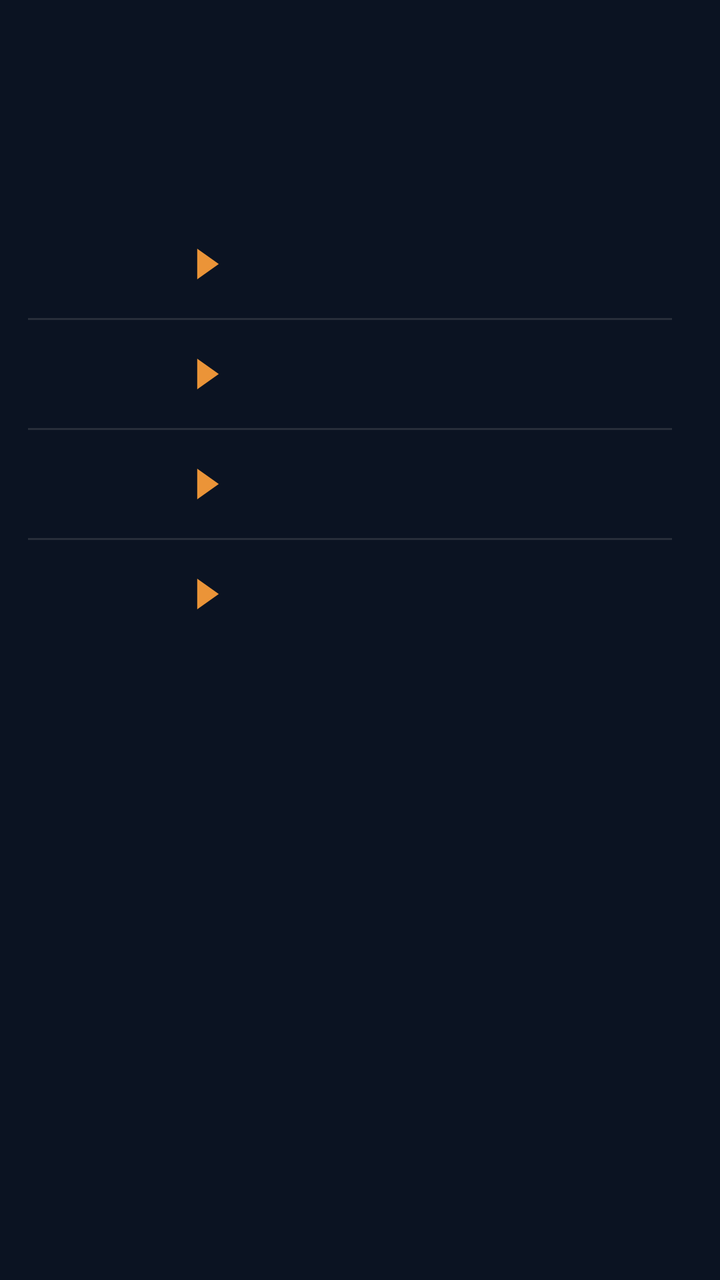
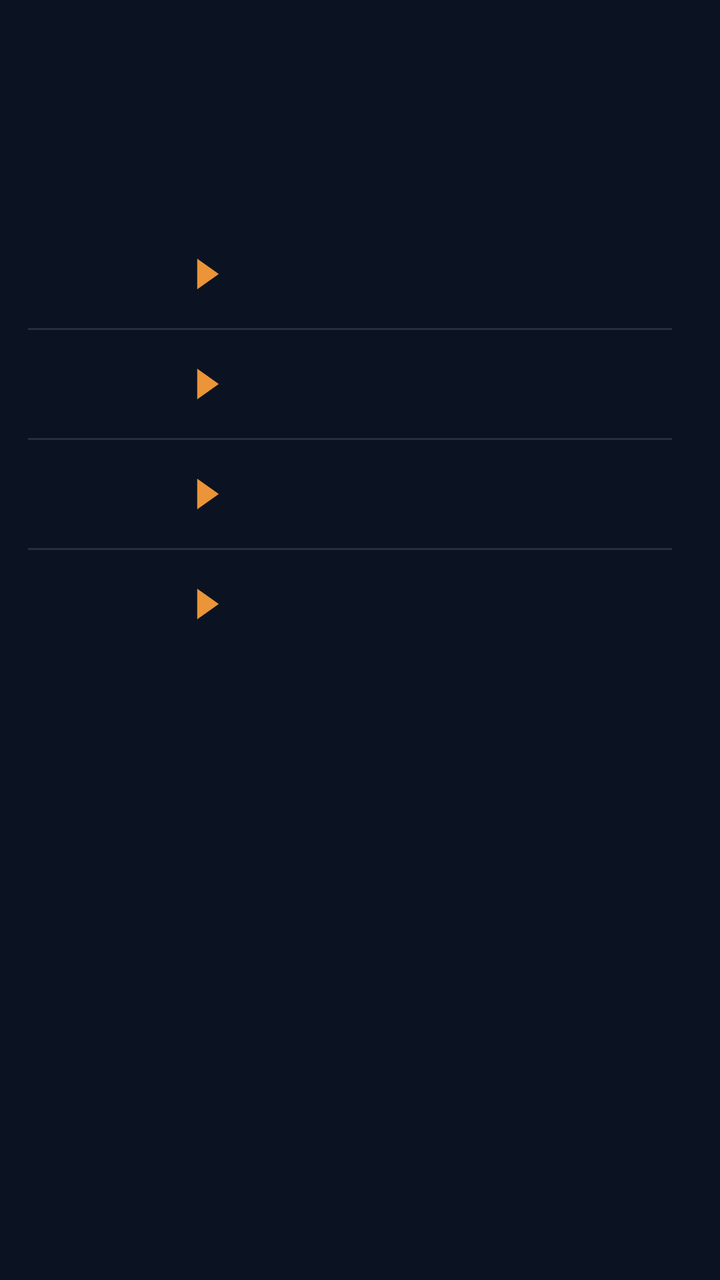

Compare the two renders of this Android layout. The source of the first and the diff that turns it into the second are given below.
<!-- AndroidManifest.xml: application theme AppTheme -->
<!-- res/layout/widget_k4.xml -->
<?xml version="1.0" encoding="utf-8"?>
<FrameLayout
    xmlns:android="http://schemas.android.com/apk/res/android"
    android:id="@+id/root"
    android:layout_width="match_parent"
    android:layout_height="match_parent"
    android:padding="0dp">

    <LinearLayout
        android:layout_width="match_parent"
        android:layout_height="wrap_content"
        android:orientation="vertical">
        
        <FrameLayout
            android:layout_width="match_parent"
            android:layout_height="wrap_content">
            <ImageView
                android:id="@+id/clk_glass"
                android:layout_width="match_parent"
                android:layout_height="match_parent"
                android:importantForAccessibility="no"
                android:scaleType="fitXY" />
            <LinearLayout
                android:layout_width="match_parent"
                android:layout_height="94dp"
                android:background="@drawable/cur_clocks"
                android:clipToOutline="true"
                android:orientation="horizontal"
                android:padding="1dp">
            <FrameLayout
                android:layout_width="0dp"
                android:layout_height="match_parent"
                android:layout_weight="1">
                <ImageView
                    android:id="@+id/clk_bg_0"
                    android:layout_width="match_parent"
                    android:layout_height="match_parent"
                    android:scaleType="fitXY" />
                <LinearLayout
                    android:layout_width="match_parent"
                    android:layout_height="match_parent"
                    android:orientation="vertical"
                    android:gravity="center"
                    android:paddingStart="2dp"
                    android:paddingEnd="2dp">
                    <ImageView
                        android:id="@+id/clk_day_0"
                        android:layout_width="match_parent"
                        android:layout_height="16dp"
                        android:scaleType="fitCenter" />
                    <ImageView
                        android:id="@+id/clk_time_0"
                        android:layout_width="match_parent"
                        android:layout_height="30dp"
                        android:scaleType="fitCenter" />
                    <ImageView
                        android:id="@+id/clk_city_0"
                        android:layout_width="match_parent"
                        android:layout_height="16dp"
                        android:layout_marginTop="-3dp"
                        android:scaleType="fitCenter" />
                </LinearLayout>
            </FrameLayout>
            <FrameLayout
                android:layout_width="0dp"
                android:layout_height="match_parent"
                android:layout_weight="1">
                <ImageView
                    android:id="@+id/clk_bg_1"
                    android:layout_width="match_parent"
                    android:layout_height="match_parent"
                    android:scaleType="fitXY" />
                <LinearLayout
                    android:layout_width="match_parent"
                    android:layout_height="match_parent"
                    android:orientation="vertical"
                    android:gravity="center"
                    android:paddingStart="2dp"
                    android:paddingEnd="2dp">
                    <ImageView
                        android:id="@+id/clk_day_1"
                        android:layout_width="match_parent"
                        android:layout_height="16dp"
                        android:scaleType="fitCenter" />
                    <ImageView
                        android:id="@+id/clk_time_1"
                        android:layout_width="match_parent"
                        android:layout_height="30dp"
                        android:scaleType="fitCenter" />
                    <ImageView
                        android:id="@+id/clk_city_1"
                        android:layout_width="match_parent"
                        android:layout_height="16dp"
                        android:layout_marginTop="-3dp"
                        android:scaleType="fitCenter" />
                </LinearLayout>
            </FrameLayout>
            <FrameLayout
                android:layout_width="0dp"
                android:layout_height="match_parent"
                android:layout_weight="1">
                <ImageView
                    android:id="@+id/clk_bg_2"
                    android:layout_width="match_parent"
                    android:layout_height="match_parent"
                    android:scaleType="fitXY" />
                <LinearLayout
                    android:layout_width="match_parent"
                    android:layout_height="match_parent"
                    android:orientation="vertical"
                    android:gravity="center"
                    android:paddingStart="2dp"
                    android:paddingEnd="2dp">
                    <ImageView
                        android:id="@+id/clk_day_2"
                        android:layout_width="match_parent"
                        android:layout_height="16dp"
                        android:scaleType="fitCenter" />
                    <ImageView
                        android:id="@+id/clk_time_2"
                        android:layout_width="match_parent"
                        android:layout_height="30dp"
                        android:scaleType="fitCenter" />
                    <ImageView
                        android:id="@+id/clk_city_2"
                        android:layout_width="match_parent"
                        android:layout_height="16dp"
                        android:layout_marginTop="-3dp"
                        android:scaleType="fitCenter" />
                </LinearLayout>
            </FrameLayout>
            <FrameLayout
                android:layout_width="0dp"
                android:layout_height="match_parent"
                android:layout_weight="1">
                <ImageView
                    android:id="@+id/clk_bg_3"
                    android:layout_width="match_parent"
                    android:layout_height="match_parent"
                    android:scaleType="fitXY" />
                <LinearLayout
                    android:layout_width="match_parent"
                    android:layout_height="match_parent"
                    android:orientation="vertical"
                    android:gravity="center"
                    android:paddingStart="2dp"
                    android:paddingEnd="2dp">
                    <ImageView
                        android:id="@+id/clk_day_3"
                        android:layout_width="match_parent"
                        android:layout_height="16dp"
                        android:scaleType="fitCenter" />
                    <ImageView
                        android:id="@+id/clk_time_3"
                        android:layout_width="match_parent"
                        android:layout_height="30dp"
                        android:scaleType="fitCenter" />
                    <ImageView
                        android:id="@+id/clk_city_3"
                        android:layout_width="match_parent"
                        android:layout_height="16dp"
                        android:layout_marginTop="-3dp"
                        android:scaleType="fitCenter" />
                </LinearLayout>
            </FrameLayout>
            </LinearLayout>
            <ImageView
                android:id="@+id/clk_rim"
                android:layout_width="match_parent"
                android:layout_height="match_parent"
                android:importantForAccessibility="no"
                android:scaleType="fitXY" />
        </FrameLayout>
        
        <FrameLayout
            android:layout_width="match_parent"
            android:layout_height="wrap_content"
            android:layout_marginTop="7dp">
            <ImageView
                android:id="@+id/rates_bg"
                android:layout_width="match_parent"
                android:layout_height="match_parent"
                android:importantForAccessibility="no"
                android:scaleType="fitXY" />
            <LinearLayout
                android:layout_width="match_parent"
                android:layout_height="wrap_content"
                android:background="@drawable/cur_clocks"
                android:clipToOutline="true"
                android:orientation="vertical"
                android:paddingTop="4dp"
                android:paddingBottom="4dp">
            <FrameLayout
                android:id="@+id/row_0"
                android:layout_width="match_parent"
                android:layout_height="54dp"
                android:foreground="?android:attr/selectableItemBackground">
                
                <ImageView
                    android:id="@+id/trend_0"
                    android:layout_width="match_parent"
                    android:layout_height="match_parent"
                    android:scaleType="fitXY" />
                <LinearLayout
                    android:layout_width="match_parent"
                    android:layout_height="match_parent"
                    android:orientation="horizontal"
                    android:gravity="center_vertical"
                    android:paddingStart="14dp"
                    android:paddingEnd="24dp">
                    <LinearLayout
                        android:layout_width="wrap_content"
                        android:layout_height="wrap_content"
                        android:orientation="horizontal"
                        android:gravity="center_vertical">
                        <ImageView
                            android:id="@+id/fl_a_0"
                            android:layout_width="30dp"
                            android:layout_height="30dp"
                            android:scaleType="fitCenter" />
                        
                        <ImageView
                            android:id="@+id/code_a_0"
                            android:layout_width="40dp"
                            android:layout_height="22dp"
                            android:layout_marginStart="6dp"
                            android:scaleType="fitStart" />
                        <ImageView
                            android:id="@+id/arrow_0"
                            android:layout_width="12dp"
                            android:layout_height="16dp"
                            android:src="@drawable/cur_arrow"
                            android:layout_marginStart="8dp"
                            android:layout_marginEnd="10dp"
                            android:scaleType="fitCenter" />
                        <ImageView
                            android:id="@+id/fl_b_0"
                            android:layout_width="30dp"
                            android:layout_height="30dp"
                            android:scaleType="fitCenter" />
                        <ImageView
                            android:id="@+id/code_b_0"
                            android:layout_width="wrap_content"
                            android:layout_height="22dp"
                            android:adjustViewBounds="true"
                            android:layout_marginStart="6dp"
                            android:scaleType="fitStart" />
                    </LinearLayout>
                    <FrameLayout
                        android:layout_width="0dp"
                        android:layout_height="1dp"
                        android:layout_weight="1" />
                    
                    <LinearLayout
                        android:layout_width="wrap_content"
                        android:layout_height="wrap_content"
                        android:orientation="vertical"
                        android:layout_marginStart="6dp">
                        <LinearLayout
                            android:layout_width="wrap_content"
                            android:layout_height="16dp"
                            android:orientation="horizontal"
                            android:gravity="center_vertical">
                            <ImageView
                                android:id="@+id/mkt_val_0"
                                android:layout_width="56dp"
                                android:layout_height="15.6dp"
                                android:scaleType="fitEnd" />
                            <ImageView
                                android:id="@+id/mkt_lbl_0"
                                android:layout_width="38dp"
                                android:layout_height="14.3dp"
                                android:layout_marginStart="6dp"
                                android:scaleType="fitEnd" />
                        </LinearLayout>
                        <LinearLayout
                            android:layout_width="wrap_content"
                            android:layout_height="16dp"
                            android:orientation="horizontal"
                            android:gravity="center_vertical"
                            android:layout_marginTop="2dp">
                            <ImageView
                                android:id="@+id/visa_val_0"
                                android:layout_width="56dp"
                                android:layout_height="15.6dp"
                                android:scaleType="fitEnd" />
                            <ImageView
                                android:id="@+id/visa_logo_0"
                                android:layout_width="38dp"
                                android:layout_height="16dp"
                                android:layout_marginStart="6dp"
                                android:scaleType="fitEnd" />
                        </LinearLayout>
                    </LinearLayout>
                </LinearLayout>
            </FrameLayout>
            <ImageView
                android:id="@+id/div_1"
                android:layout_width="match_parent"
                android:layout_height="1dp"
                android:layout_marginStart="14dp"
                android:layout_marginEnd="24dp"
                android:importantForAccessibility="no"
                android:scaleType="fitXY"
                android:src="@drawable/cur_div" />
            <FrameLayout
                android:id="@+id/row_1"
                android:layout_width="match_parent"
                android:layout_height="54dp"
                android:foreground="?android:attr/selectableItemBackground">
                
                <ImageView
                    android:id="@+id/trend_1"
                    android:layout_width="match_parent"
                    android:layout_height="match_parent"
                    android:scaleType="fitXY" />
                <LinearLayout
                    android:layout_width="match_parent"
                    android:layout_height="match_parent"
                    android:orientation="horizontal"
                    android:gravity="center_vertical"
                    android:paddingStart="14dp"
                    android:paddingEnd="24dp">
                    <LinearLayout
                        android:layout_width="wrap_content"
                        android:layout_height="wrap_content"
                        android:orientation="horizontal"
                        android:gravity="center_vertical">
                        <ImageView
                            android:id="@+id/fl_a_1"
                            android:layout_width="30dp"
                            android:layout_height="30dp"
                            android:scaleType="fitCenter" />
                        
                        <ImageView
                            android:id="@+id/code_a_1"
                            android:layout_width="40dp"
                            android:layout_height="22dp"
                            android:layout_marginStart="6dp"
                            android:scaleType="fitStart" />
                        <ImageView
                            android:id="@+id/arrow_1"
                            android:layout_width="12dp"
                            android:layout_height="16dp"
                            android:src="@drawable/cur_arrow"
                            android:layout_marginStart="8dp"
                            android:layout_marginEnd="10dp"
                            android:scaleType="fitCenter" />
                        <ImageView
                            android:id="@+id/fl_b_1"
                            android:layout_width="30dp"
                            android:layout_height="30dp"
                            android:scaleType="fitCenter" />
                        <ImageView
                            android:id="@+id/code_b_1"
                            android:layout_width="wrap_content"
                            android:layout_height="22dp"
                            android:adjustViewBounds="true"
                            android:layout_marginStart="6dp"
                            android:scaleType="fitStart" />
                    </LinearLayout>
                    <FrameLayout
                        android:layout_width="0dp"
                        android:layout_height="1dp"
                        android:layout_weight="1" />
                    
                    <LinearLayout
                        android:layout_width="wrap_content"
                        android:layout_height="wrap_content"
                        android:orientation="vertical"
                        android:layout_marginStart="6dp">
                        <LinearLayout
                            android:layout_width="wrap_content"
                            android:layout_height="16dp"
                            android:orientation="horizontal"
                            android:gravity="center_vertical">
                            <ImageView
                                android:id="@+id/mkt_val_1"
                                android:layout_width="56dp"
                                android:layout_height="15.6dp"
                                android:scaleType="fitEnd" />
                            <ImageView
                                android:id="@+id/mkt_lbl_1"
                                android:layout_width="38dp"
                                android:layout_height="14.3dp"
                                android:layout_marginStart="6dp"
                                android:scaleType="fitEnd" />
                        </LinearLayout>
                        <LinearLayout
                            android:layout_width="wrap_content"
                            android:layout_height="16dp"
                            android:orientation="horizontal"
                            android:gravity="center_vertical"
                            android:layout_marginTop="2dp">
                            <ImageView
                                android:id="@+id/visa_val_1"
                                android:layout_width="56dp"
                                android:layout_height="15.6dp"
                                android:scaleType="fitEnd" />
                            <ImageView
                                android:id="@+id/visa_logo_1"
                                android:layout_width="38dp"
                                android:layout_height="16dp"
                                android:layout_marginStart="6dp"
                                android:scaleType="fitEnd" />
                        </LinearLayout>
                    </LinearLayout>
                </LinearLayout>
            </FrameLayout>
            <ImageView
                android:id="@+id/div_2"
                android:layout_width="match_parent"
                android:layout_height="1dp"
                android:layout_marginStart="14dp"
                android:layout_marginEnd="24dp"
                android:importantForAccessibility="no"
                android:scaleType="fitXY"
                android:src="@drawable/cur_div" />
            <FrameLayout
                android:id="@+id/row_2"
                android:layout_width="match_parent"
                android:layout_height="54dp"
                android:foreground="?android:attr/selectableItemBackground">
                
                <ImageView
                    android:id="@+id/trend_2"
                    android:layout_width="match_parent"
                    android:layout_height="match_parent"
                    android:scaleType="fitXY" />
                <LinearLayout
                    android:layout_width="match_parent"
                    android:layout_height="match_parent"
                    android:orientation="horizontal"
                    android:gravity="center_vertical"
                    android:paddingStart="14dp"
                    android:paddingEnd="24dp">
                    <LinearLayout
                        android:layout_width="wrap_content"
                        android:layout_height="wrap_content"
                        android:orientation="horizontal"
                        android:gravity="center_vertical">
                        <ImageView
                            android:id="@+id/fl_a_2"
                            android:layout_width="30dp"
                            android:layout_height="30dp"
                            android:scaleType="fitCenter" />
                        
                        <ImageView
                            android:id="@+id/code_a_2"
                            android:layout_width="40dp"
                            android:layout_height="22dp"
                            android:layout_marginStart="6dp"
                            android:scaleType="fitStart" />
                        <ImageView
                            android:id="@+id/arrow_2"
                            android:layout_width="12dp"
                            android:layout_height="16dp"
                            android:src="@drawable/cur_arrow"
                            android:layout_marginStart="8dp"
                            android:layout_marginEnd="10dp"
                            android:scaleType="fitCenter" />
                        <ImageView
                            android:id="@+id/fl_b_2"
                            android:layout_width="30dp"
                            android:layout_height="30dp"
                            android:scaleType="fitCenter" />
                        <ImageView
                            android:id="@+id/code_b_2"
                            android:layout_width="wrap_content"
                            android:layout_height="22dp"
                            android:adjustViewBounds="true"
                            android:layout_marginStart="6dp"
                            android:scaleType="fitStart" />
                    </LinearLayout>
                    <FrameLayout
                        android:layout_width="0dp"
                        android:layout_height="1dp"
                        android:layout_weight="1" />
                    
                    <LinearLayout
                        android:layout_width="wrap_content"
                        android:layout_height="wrap_content"
                        android:orientation="vertical"
                        android:layout_marginStart="6dp">
                        <LinearLayout
                            android:layout_width="wrap_content"
                            android:layout_height="16dp"
                            android:orientation="horizontal"
                            android:gravity="center_vertical">
                            <ImageView
                                android:id="@+id/mkt_val_2"
                                android:layout_width="56dp"
                                android:layout_height="15.6dp"
                                android:scaleType="fitEnd" />
                            <ImageView
                                android:id="@+id/mkt_lbl_2"
                                android:layout_width="38dp"
                                android:layout_height="14.3dp"
                                android:layout_marginStart="6dp"
                                android:scaleType="fitEnd" />
                        </LinearLayout>
                        <LinearLayout
                            android:layout_width="wrap_content"
                            android:layout_height="16dp"
                            android:orientation="horizontal"
                            android:gravity="center_vertical"
                            android:layout_marginTop="2dp">
                            <ImageView
                                android:id="@+id/visa_val_2"
                                android:layout_width="56dp"
                                android:layout_height="15.6dp"
                                android:scaleType="fitEnd" />
                            <ImageView
                                android:id="@+id/visa_logo_2"
                                android:layout_width="38dp"
                                android:layout_height="16dp"
                                android:layout_marginStart="6dp"
                                android:scaleType="fitEnd" />
                        </LinearLayout>
                    </LinearLayout>
                </LinearLayout>
            </FrameLayout>
            <ImageView
                android:id="@+id/div_3"
                android:layout_width="match_parent"
                android:layout_height="1dp"
                android:layout_marginStart="14dp"
                android:layout_marginEnd="24dp"
                android:importantForAccessibility="no"
                android:scaleType="fitXY"
                android:src="@drawable/cur_div" />
            <FrameLayout
                android:id="@+id/row_3"
                android:layout_width="match_parent"
                android:layout_height="54dp"
                android:foreground="?android:attr/selectableItemBackground">
                
                <ImageView
                    android:id="@+id/trend_3"
                    android:layout_width="match_parent"
                    android:layout_height="match_parent"
                    android:scaleType="fitXY" />
                <LinearLayout
                    android:layout_width="match_parent"
                    android:layout_height="match_parent"
                    android:orientation="horizontal"
                    android:gravity="center_vertical"
                    android:paddingStart="14dp"
                    android:paddingEnd="24dp">
                    <LinearLayout
                        android:layout_width="wrap_content"
                        android:layout_height="wrap_content"
                        android:orientation="horizontal"
                        android:gravity="center_vertical">
                        <ImageView
                            android:id="@+id/fl_a_3"
                            android:layout_width="30dp"
                            android:layout_height="30dp"
                            android:scaleType="fitCenter" />
                        
                        <ImageView
                            android:id="@+id/code_a_3"
                            android:layout_width="40dp"
                            android:layout_height="22dp"
                            android:layout_marginStart="6dp"
                            android:scaleType="fitStart" />
                        <ImageView
                            android:id="@+id/arrow_3"
                            android:layout_width="12dp"
                            android:layout_height="16dp"
                            android:src="@drawable/cur_arrow"
                            android:layout_marginStart="8dp"
                            android:layout_marginEnd="10dp"
                            android:scaleType="fitCenter" />
                        <ImageView
                            android:id="@+id/fl_b_3"
                            android:layout_width="30dp"
                            android:layout_height="30dp"
                            android:scaleType="fitCenter" />
                        <ImageView
                            android:id="@+id/code_b_3"
                            android:layout_width="wrap_content"
                            android:layout_height="22dp"
                            android:adjustViewBounds="true"
                            android:layout_marginStart="6dp"
                            android:scaleType="fitStart" />
                    </LinearLayout>
                    <FrameLayout
                        android:layout_width="0dp"
                        android:layout_height="1dp"
                        android:layout_weight="1" />
                    
                    <LinearLayout
                        android:layout_width="wrap_content"
                        android:layout_height="wrap_content"
                        android:orientation="vertical"
                        android:layout_marginStart="6dp">
                        <LinearLayout
                            android:layout_width="wrap_content"
                            android:layout_height="16dp"
                            android:orientation="horizontal"
                            android:gravity="center_vertical">
                            <ImageView
                                android:id="@+id/mkt_val_3"
                                android:layout_width="56dp"
                                android:layout_height="15.6dp"
                                android:scaleType="fitEnd" />
                            <ImageView
                                android:id="@+id/mkt_lbl_3"
                                android:layout_width="38dp"
                                android:layout_height="14.3dp"
                                android:layout_marginStart="6dp"
                                android:scaleType="fitEnd" />
                        </LinearLayout>
                        <LinearLayout
                            android:layout_width="wrap_content"
                            android:layout_height="16dp"
                            android:orientation="horizontal"
                            android:gravity="center_vertical"
                            android:layout_marginTop="2dp">
                            <ImageView
                                android:id="@+id/visa_val_3"
                                android:layout_width="56dp"
                                android:layout_height="15.6dp"
                                android:scaleType="fitEnd" />
                            <ImageView
                                android:id="@+id/visa_logo_3"
                                android:layout_width="38dp"
                                android:layout_height="16dp"
                                android:layout_marginStart="6dp"
                                android:scaleType="fitEnd" />
                        </LinearLayout>
                    </LinearLayout>
                </LinearLayout>
            </FrameLayout>
            </LinearLayout>
        </FrameLayout>
    </LinearLayout>
</FrameLayout>
<!-- resources referenced by this layout -->
<resources>
  <!-- drawable cur_arrow (drawable) -->
  <?xml version="1.0" encoding="utf-8"?>
  <vector xmlns:android="http://schemas.android.com/apk/res/android" android:width="20dp" android:height="26dp" android:viewportWidth="20" android:viewportHeight="26">
      <path android:fillColor="#FFEB9438" android:pathData="M1,0L1,26L19,13Z" />
  </vector>
  <!-- drawable cur_clocks (drawable) -->
  <?xml version="1.0" encoding="utf-8"?>
  <shape xmlns:android="http://schemas.android.com/apk/res/android" android:shape="rectangle">
      <solid android:color="#00000000" />
      <corners android:radius="@dimen/widget_radius" />
  </shape>
  <!-- drawable cur_div (drawable) -->
  <?xml version="1.0" encoding="utf-8"?>
  <shape xmlns:android="http://schemas.android.com/apk/res/android" android:shape="rectangle">
      <solid android:color="#1FF0EBE4" />
  </shape>
  <style name="AppTheme" parent="@android:style/Theme.DeviceDefault.NoActionBar">
          <item name="android:colorAccent">#DF8B35</item>
          <item name="android:colorControlActivated">#DF8B35</item>
          <item name="android:windowBackground">#0B1322</item>
          <item name="android:statusBarColor">#0E111A</item>
          <item name="android:navigationBarColor">#0B1322</item>
          <item name="android:textColorHint">#718096</item>
      </style>
  <dimen name="widget_radius">28dp</dimen>
</resources>

<!-- the commit's change to res/layout/widget_k4.xml (unified diff, before → after) -->
@@ -175,7 +175,7 @@
         <FrameLayout
             android:layout_width="match_parent"
             android:layout_height="wrap_content"
-            android:layout_marginTop="7dp">
+            android:layout_marginTop="12dp">
             <ImageView
                 android:id="@+id/rates_bg"
                 android:layout_width="match_parent"
@@ -195,12 +195,6 @@
                 android:layout_width="match_parent"
                 android:layout_height="54dp"
                 android:foreground="?android:attr/selectableItemBackground">
-                
-                <ImageView
-                    android:id="@+id/trend_0"
-                    android:layout_width="match_parent"
-                    android:layout_height="match_parent"
-                    android:scaleType="fitXY" />
                 <LinearLayout
                     android:layout_width="match_parent"
                     android:layout_height="match_parent"
@@ -308,12 +302,6 @@
                 android:layout_width="match_parent"
                 android:layout_height="54dp"
                 android:foreground="?android:attr/selectableItemBackground">
-                
-                <ImageView
-                    android:id="@+id/trend_1"
-                    android:layout_width="match_parent"
-                    android:layout_height="match_parent"
-                    android:scaleType="fitXY" />
                 <LinearLayout
                     android:layout_width="match_parent"
                     android:layout_height="match_parent"
@@ -421,12 +409,6 @@
                 android:layout_width="match_parent"
                 android:layout_height="54dp"
                 android:foreground="?android:attr/selectableItemBackground">
-                
-                <ImageView
-                    android:id="@+id/trend_2"
-                    android:layout_width="match_parent"
-                    android:layout_height="match_parent"
-                    android:scaleType="fitXY" />
                 <LinearLayout
                     android:layout_width="match_parent"
                     android:layout_height="match_parent"
@@ -534,12 +516,6 @@
                 android:layout_width="match_parent"
                 android:layout_height="54dp"
                 android:foreground="?android:attr/selectableItemBackground">
-                
-                <ImageView
-                    android:id="@+id/trend_3"
-                    android:layout_width="match_parent"
-                    android:layout_height="match_parent"
-                    android:scaleType="fitXY" />
                 <LinearLayout
                     android:layout_width="match_parent"
                     android:layout_height="match_parent"
